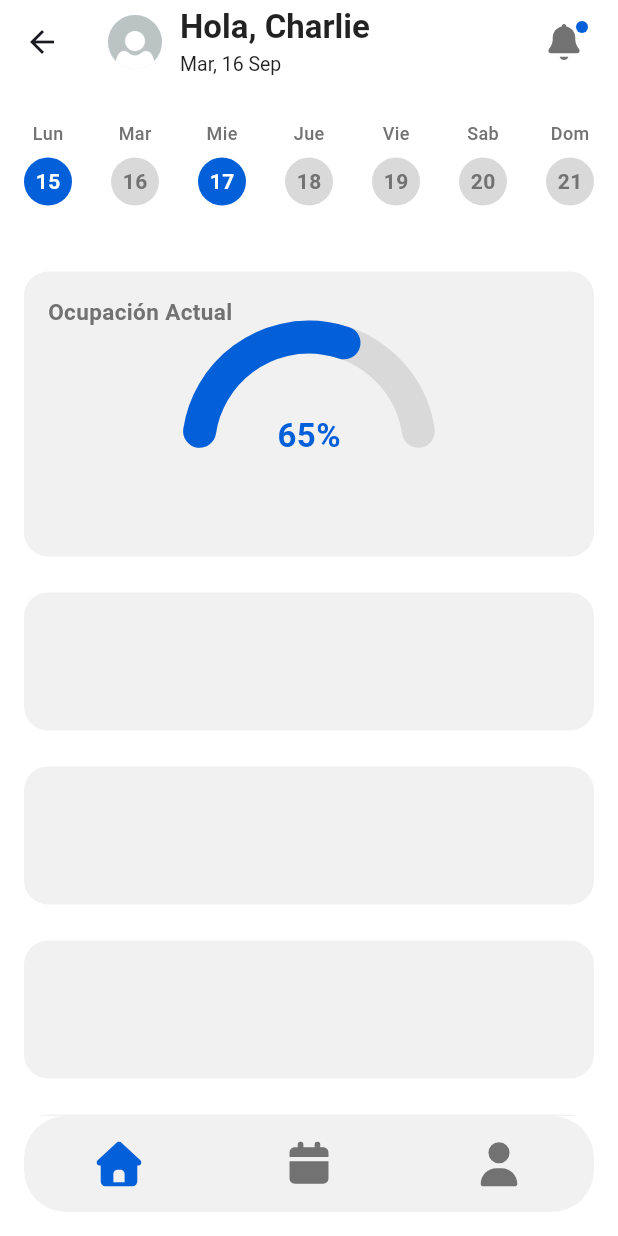
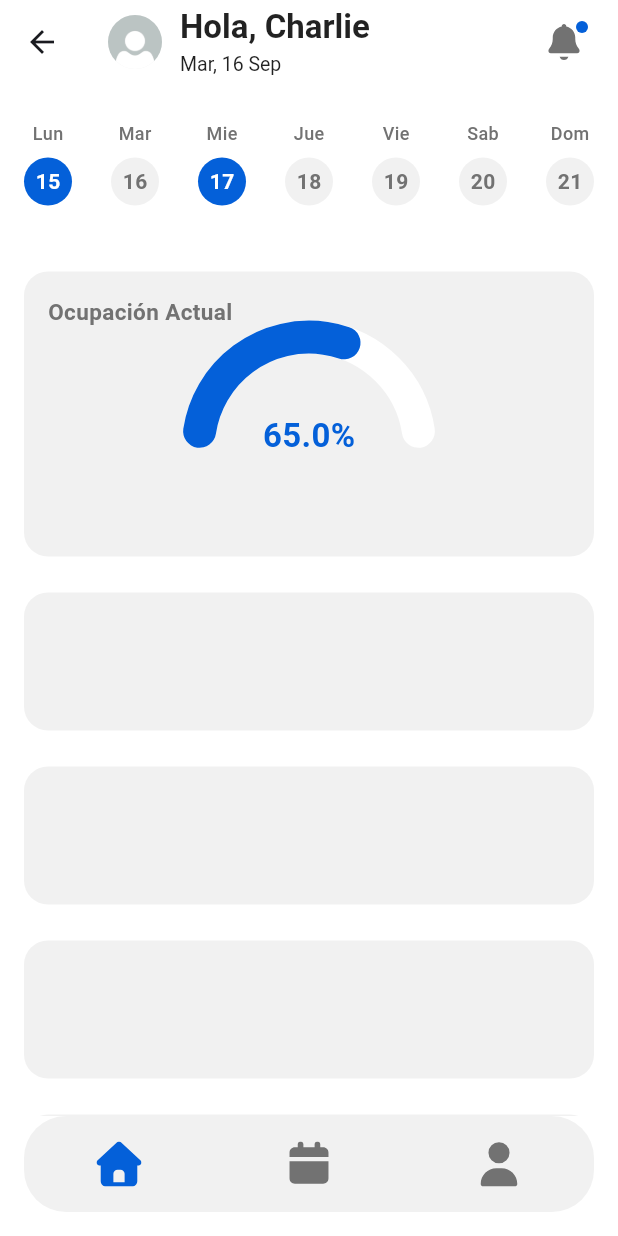
Before and after one commit to fernanzp/Gym_mobileApp, a Flutter app: the HomePage screen opened by its route, on a phone screen of 412 x 824 dp. Run offline on Flutter 3.47's test engine with Material 3 defaults, Android fonts, the phone set to English and light mode, and no system bars; drawn by our look-alikes of syncfusion_flutter_gauges; our stand-ins replace dio, flutter_secure_storage, flutter_svg; accounts and stored records are empty.

Commit message:
Vistas de bienvenida y paleta de colores

```diff
--- a/lib/home.dart
+++ b/lib/home.dart
@@ -1,6 +1,8 @@
 import 'package:flutter/material.dart';
 import 'package:flutter_svg/flutter_svg.dart';
 import 'package:syncfusion_flutter_gauges/gauges.dart';
+
+import 'theme/app_colors.dart';
 
 class HomePage extends StatefulWidget {
   const HomePage({super.key});
@@ -11,19 +13,15 @@ class HomePage extends StatefulWidget {
 class _HomePageState extends State<HomePage> {
   int index = 0;
 
-  // Colores de la app
-  static const brandBlue = Color(0xFF0460D9);
-  static const greyDark = Color(0xFF727272);
-  static const greyBg = Color(0xFFF1F1F1);
-  static const greyInactive = Color(0xFFD9D9D9);
-
+  // Helper para SVGs usando los colores de la App
   Widget _svg(String path, {bool active = false, double size = 30}) {
     return SvgPicture.asset(
       path,
       width: size,
       height: size,
       colorFilter: ColorFilter.mode(
-        active ? brandBlue : greyDark,
+        // Usamos AppColors.azul para activo, AppColors.grisOscuro para inactivo
+        active ? AppColors.azul : AppColors.grisOscuro,
         BlendMode.srcIn,
       ),
     );
@@ -38,7 +36,9 @@ class _HomePageState extends State<HomePage> {
         children: [
           const CircleAvatar(
             radius: 18,
+            // Asegúrate de tener esta imagen en tus assets o usa un color de fondo temporal
             backgroundImage: AssetImage('assets/images/avatar-default.jpg'),
+            backgroundColor: AppColors.grisBajito,
           ),
           const SizedBox(width: 12),
           Column(
@@ -79,7 +79,7 @@ class _HomePageState extends State<HomePage> {
                   width: 8,
                   height: 8,
                   decoration: const BoxDecoration(
-                    color: brandBlue,
+                    color: AppColors.azul, // Azul corporativo
                     shape: BoxShape.circle,
                   ),
                 ),
@@ -91,15 +91,18 @@ class _HomePageState extends State<HomePage> {
     );
   }
 
-  /// Crea un solo item del calendario (ej. "Lun" y "15")
+  /// Crea un solo item del calendario
   Widget _buildDayItem({
     required String day,
     required int date,
     required bool attended,
   }) {
-    // Define los colores basados en si asistió o no
-    final bgColor = attended ? brandBlue : greyInactive;
-    final textColor = attended ? Colors.white : greyDark;
+    // Define los colores usando AppColors
+    final bgColor = attended
+        ? AppColors.azul
+        : AppColors.grisBajito; // Usamos gris bajito para inactivo
+    // Si está activo texto blanco, si no, gris oscuro
+    final textColor = attended ? Colors.white : AppColors.grisOscuro;
 
     return Column(
       children: [
@@ -107,7 +110,7 @@ class _HomePageState extends State<HomePage> {
         Text(
           day,
           style: const TextStyle(
-            color: greyDark,
+            color: AppColors.grisOscuro,
             fontSize: 12,
             fontWeight: FontWeight.w500,
           ),
@@ -134,7 +137,7 @@ class _HomePageState extends State<HomePage> {
   }
 
   Widget _weekCalendar() {
-    // Datos de ejemplo (puedes reemplazar esto con datos reales)
+    // Datos de ejemplo
     final List<Map<String, dynamic>> weekData = [
       {'day': 'Lun', 'date': 15, 'attended': true},
       {'day': 'Mar', 'date': 16, 'attended': false},
@@ -146,7 +149,6 @@ class _HomePageState extends State<HomePage> {
     ];
 
     return Padding(
-      // Usamos padding horizontal de 16 para alinear con las tarjetas
       padding: const EdgeInsets.symmetric(vertical: 12.0),
       child: Row(
         mainAxisAlignment: MainAxisAlignment.spaceBetween,
@@ -163,61 +165,53 @@ class _HomePageState extends State<HomePage> {
 
   /// Tarjeta con el gráfico de ocupación actual
   Widget _currentCapacityCard() {
-    // Valor de ejemplo del aforo (puedes cambiarlo dinámicamente)
     const double currentCapacity = 65; // Porcentaje de ocupación
 
     return Container(
-      // 1. Altura fija para la tarjeta, para uniformidad
       height: 190,
       margin: const EdgeInsets.symmetric(vertical: 12),
       decoration: BoxDecoration(
-        color: greyBg,
+        color: AppColors.grisBajito, // Fondo de la tarjeta
         borderRadius: BorderRadius.circular(16),
       ),
-      padding: const EdgeInsets.all(16), // Añadimos padding interno
+      padding: const EdgeInsets.all(16),
       child: Column(
         crossAxisAlignment: CrossAxisAlignment.start,
         children: [
-          // Título de la tarjeta
           const Text(
             'Ocupación Actual',
             style: TextStyle(
-              color: greyDark,
+              color: AppColors.grisOscuro,
               fontSize: 15,
               fontWeight: FontWeight.w600,
             ),
           ),
-
-          // --- ¡CAMBIO AQUÍ! ---
-          // Aumentamos el espacio para "bajar" el gráfico
-          const SizedBox(height: 24), // <-- Antes era 8
-          // 2. Expanded para crear el "lienzo" para nuestro Stack
+          const SizedBox(height: 24),
           Expanded(
-            // 3. Stack nos permite encimar el gráfico y el texto
             child: Stack(
-              alignment: Alignment.center, // Centra los hijos
+              alignment: Alignment.center,
               children: [
-                // --- HIJO 1: EL GRÁFICO (SIN TEXTO) ---
                 SfRadialGauge(
                   axes: <RadialAxis>[
                     RadialAxis(
                       minimum: 0,
                       maximum: 100,
-                      showLabels: false, // No mostrar labels
-                      showTicks: false, // No mostrar ticks
-                      startAngle: 180, // Semicírculo
+                      showLabels: false,
+                      showTicks: false,
+                      startAngle: 180,
                       endAngle: 0,
-                      radiusFactor: 1.5, // Tu ajuste
-                      axisLineStyle: AxisLineStyle(
+                      radiusFactor: 1.5,
+                      axisLineStyle: const AxisLineStyle(
                         thickness: 22,
-                        color: greyInactive,
+                        color: Colors
+                            .white, // Fondo del track en blanco para contraste sobre grisBajito
                         cornerStyle: CornerStyle.bothCurve,
                       ),
-                      pointers: <GaugePointer>[
+                      pointers: const <GaugePointer>[
                         RangePointer(
                           value: currentCapacity,
-                          width: 22, // Mismo grosor
-                          color: brandBlue,
+                          width: 22,
+                          color: AppColors.azul, // Medidor en azul
                           enableAnimation: true,
                           cornerStyle: CornerStyle.bothCurve,
                         ),
@@ -225,16 +219,14 @@ class _HomePageState extends State<HomePage> {
                     ),
                   ],
                 ),
-
-                // --- HIJO 2: EL TEXTO (CON ALIGN) ---
-                Align(
-                  alignment: Alignment(0.0, -0.2), // Tu ajuste
+                const Align(
+                  alignment: Alignment(0.0, -0.2),
                   child: Text(
-                    '${currentCapacity.toInt()}%',
+                    '${currentCapacity}%', // Convertimos a entero visualmente si quieres .toInt()
                     style: TextStyle(
                       fontSize: 22,
                       fontWeight: FontWeight.bold,
-                      color: brandBlue,
+                      color: AppColors.azul,
                     ),
                   ),
                 ),
@@ -246,18 +238,14 @@ class _HomePageState extends State<HomePage> {
     );
   }
 
-  // buildBody
   Widget _buildBody() {
-    // <-- RENOMBRADO (antes _cards)
     final placeholders = List.generate(4, (_) => _card());
 
     return ListView(
       padding: const EdgeInsets.fromLTRB(16, 12, 16, 100),
       children: [
-        // AÑADIMOS EL CALENDARIO AL INICIO DE LA LISTA
         _weekCalendar(),
-        const SizedBox(height: 20), // Un espacio
-        // Ocupación actual
+        const SizedBox(height: 20),
         _currentCapacityCard(),
         const SizedBox(height: 0),
         ...placeholders,
@@ -270,26 +258,21 @@ class _HomePageState extends State<HomePage> {
       height: 92,
       margin: const EdgeInsets.symmetric(vertical: 12),
       decoration: BoxDecoration(
-        color: greyBg,
+        color: AppColors.grisBajito,
         borderRadius: BorderRadius.circular(16),
       ),
     );
   }
 
-  // Bottom pill con Container + Row (centrado perfecto)
   Widget _bottomNav() {
     return Padding(
-      // Mantenemos tu padding para el efecto "flotante"
       padding: const EdgeInsets.fromLTRB(16, 0, 16, 16),
       child: ClipRRect(
         borderRadius: BorderRadius.circular(28),
-
-        // 1. Reemplazamos BottomAppBar por un Container
         child: Container(
-          height: 64, // 2. Le damos una altura fija (ej. 64)
-          color: greyBg, // El color de fondo
+          height: 64,
+          color: AppColors.grisBajito, // Fondo del nav
           child: Row(
-            // 3. La Row ahora se centrará verticalmente dentro de los 64px
             mainAxisAlignment: MainAxisAlignment.spaceAround,
             children: [
               IconButton(
--- /dev/null
+++ b/lib/theme/app_colors.dart
@@ -0,0 +1,21 @@
+import 'package:flutter/material.dart';
+
+class AppColors {
+  // Paleta principal (Mismos de la Web)
+  static const Color azul = Color(0xFF0460D9);
+  static const Color azulOscuro = Color(0xFF0248D2);
+
+  // Grises
+  static const Color grisOscuro = Color(0xFF727272);
+  static const Color grisMedio = Color(0xFFA3A3A3);
+  static const Color grisBajito = Color(0xFFF1F1F1); // Fondo de pantallas
+
+  // Estados (Semáforo)
+  static const Color success = Color(0xFF10B981); // Emerald-500 aprox
+  static const Color error = Color(0xFFEF4444); // Red-500 aprox
+  static const Color warning = Color(0xFFF59E0B); // Amber-500 aprox
+
+  // Fondos suaves para badges (similares a los de la web)
+  static const Color successLight = Color(0xFFECFDF5); // Emerald-50
+  static const Color errorLight = Color(0xFFFEF2F2); // Rose-50
+}
```
Also changed, not shown: lib/login.dart (+13 -26 lines), lib/main.dart (+10 -3 lines), lib/welcome1.dart (added, +140 -0 lines), lib/welcome2.dart (added, +151 -0 lines), assets/images/logo_blue.png, assets/images/welcome_bg1.png (added), assets/images/welcome_bg2.png (added).
